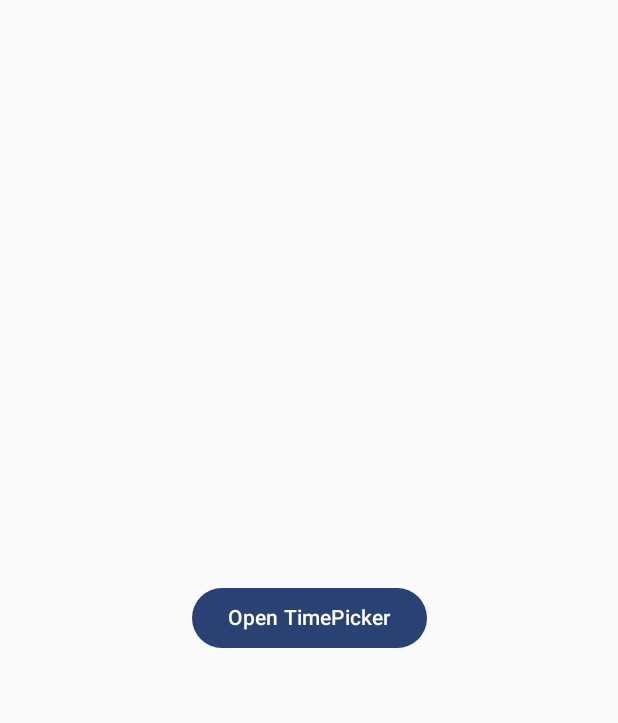
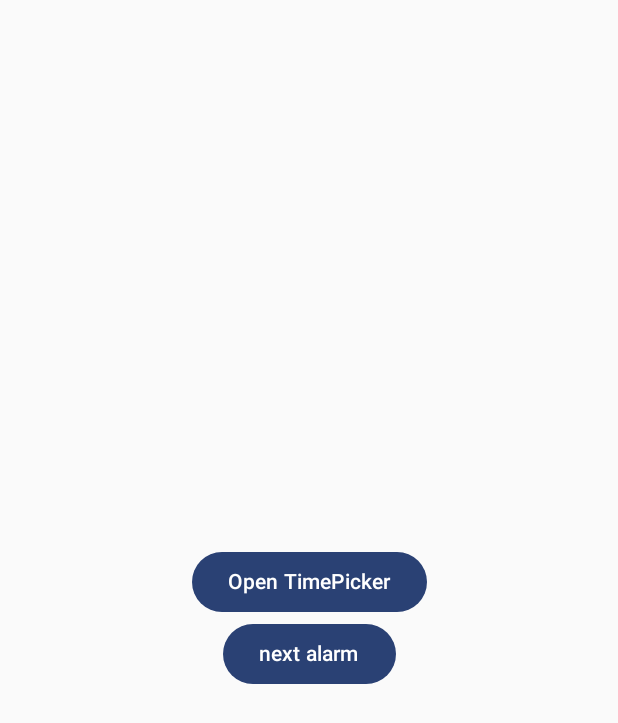
Before and after one commit to MrVSV/alarm-clock, an Android app built with Jetpack Compose: the screen it shows after launch (MainActivity), on a phone screen of 412 x 824 dp. Shown: the top 723 px of the screen. Run offline under Robolectric (Android 15) with nearby library versions, the phone set to English and light mode, and no system bars.

```diff
--- a/app/src/main/java/com/vsv/ruleyourtime/App.kt
+++ b/app/src/main/java/com/vsv/ruleyourtime/App.kt
@@ -1,12 +1,12 @@
 package com.vsv.ruleyourtime
 
 import android.app.Application
-import android.app.NotificationChannel
 import android.app.NotificationManager
-import android.content.Context
-import com.vsv.ruleyourtime.alarmclock.NotificationService
+import androidx.core.app.NotificationChannelCompat
+import androidx.core.app.NotificationManagerCompat
+import com.vsv.ruleyourtime.alarmclock.AlarmNotification
 
-class App: Application() {
+class App : Application() {
 
     override fun onCreate() {
         super.onCreate()
@@ -14,12 +14,16 @@ class App: Application() {
     }
 
     private fun createNotificationChanel() {
-        val channel = NotificationChannel(
-            NotificationService.AlARM_CHANNEL_ID,
-            "Active Alarms",
-            NotificationManager.IMPORTANCE_HIGH
+        val channel = NotificationChannelCompat.Builder(
+            AlarmNotification.AlARM_CHANNEL_ID,
+            NotificationManager.IMPORTANCE_MAX
         )
-        val notificationManager = getSystemService(Context.NOTIFICATION_SERVICE) as NotificationManager
+            .setName("Active Alarms")
+            .setSound(null, null)
+            .setVibrationEnabled(true)
+            .build()
+
+        val notificationManager = NotificationManagerCompat.from(applicationContext)
         notificationManager.createNotificationChannel(channel)
     }
 }
--- a/app/src/main/java/com/vsv/ruleyourtime/MainActivity.kt
+++ b/app/src/main/java/com/vsv/ruleyourtime/MainActivity.kt
@@ -1,7 +1,9 @@
 package com.vsv.ruleyourtime
+
 
 import android.content.ContentValues.TAG
 import android.os.Bundle
+import android.text.format.DateFormat
 import android.util.Log
 import androidx.activity.ComponentActivity
 import androidx.activity.compose.setContent
@@ -49,8 +51,8 @@ fun RuleYourTimeApp(
     var showTimePicker by remember {
         mutableStateOf(false)
     }
-    val state = rememberTimePickerState(is24Hour = false)
     val context = LocalContext.current
+    val state = rememberTimePickerState(is24Hour = DateFormat.is24HourFormat(context))
     val scheduler =  AlarmScheduler(context)
     val viewModel = viewModel<AlarmsScreenViewModel>()
 
@@ -65,6 +67,12 @@ fun RuleYourTimeApp(
         ) {
             Text(text = "Open TimePicker")
         }
+        Button(
+            onClick = { scheduler.disable() },
+            modifier = Modifier
+        ) {
+            Text(text = "next alarm")
+        }
     }
     if (showTimePicker) {
         DatePickerDialog(
@@ -72,8 +80,10 @@ fun RuleYourTimeApp(
             confirmButton = {
                 TextButton(
                     onClick = {
+                        Log.d(TAG, "h: ${state.hour}, m: ${state.minute}, 24: ${state.is24hour}")
                         viewModel.getTimeMillis(state.hour, state.minute)
                         scheduler.schedule(viewModel.item.value)
+                        Log.d(TAG, "RuleYourTimeApp: ${viewModel.item.value.hashCode()}")
                         Log.d(TAG, "RuleYourTimeApp: ${viewModel.item.value}")
                         showTimePicker = false
                     }
--- a/app/src/main/java/com/vsv/ruleyourtime/alarmclock/AlarmItem.kt
+++ b/app/src/main/java/com/vsv/ruleyourtime/alarmclock/AlarmItem.kt
@@ -1,7 +1,11 @@
 package com.vsv.ruleyourtime.alarmclock
 
+import android.os.Parcelable
+import kotlinx.parcelize.Parcelize
+
+@Parcelize
 data class AlarmItem(
     val id: Int,
-    val alarmTime: Long,
-    val isEnabled: Boolean
-)
+    val alarmTimeMillis: Long,
+    val isEnabled: Boolean,
+) : Parcelable
--- /dev/null
+++ b/app/src/main/java/com/vsv/ruleyourtime/alarmclock/AlarmServiceCommands.kt
@@ -0,0 +1,5 @@
+package com.vsv.ruleyourtime.alarmclock
+
+enum class AlarmServiceCommands {
+    START, STOP
+}
--- a/app/src/main/java/com/vsv/ruleyourtime/alarmclock/Scheduler.kt
+++ b/app/src/main/java/com/vsv/ruleyourtime/alarmclock/Scheduler.kt
@@ -4,7 +4,7 @@ interface Scheduler {
 
     fun schedule(item: AlarmItem)
 
-    fun disable(item: AlarmItem)
+    fun disable(/*item: AlarmItem*/)
 
     fun cancel(item: AlarmItem)
 }
--- a/app/src/main/res/values/strings.xml
+++ b/app/src/main/res/values/strings.xml
@@ -1,3 +1,4 @@
 <resources>
     <string name="app_name">Rule Your Time</string>
+    <string name="title_activity_alarm">AlarmActivity</string>
 </resources>
```
Also changed, not shown: app/build.gradle.kts (+19 -12 lines), app/src/main/AndroidManifest.xml (+11 -1 lines), app/src/main/java/com/vsv/ruleyourtime/AlarmActivity.kt (added, +52 -0 lines), app/src/main/java/com/vsv/ruleyourtime/AlarmsScreenViewModel.kt (+11 -2 lines), app/src/main/java/com/vsv/ruleyourtime/alarmclock/AlarmNotification.kt (added, +58 -0 lines), app/src/main/java/com/vsv/ruleyourtime/alarmclock/AlarmReceiver.kt (+12 -3 lines), app/src/main/java/com/vsv/ruleyourtime/alarmclock/AlarmScheduler.kt (+9 -8 lines), app/src/main/java/com/vsv/ruleyourtime/alarmclock/AlarmService.kt (added, +61 -0 lines), app/src/main/java/com/vsv/ruleyourtime/alarmclock/NotificationService.kt (deleted, +0 -35 lines), app/src/main/java/com/vsv/ruleyourtime/utils/Extentions.kt (added, +48 -0 lines).
